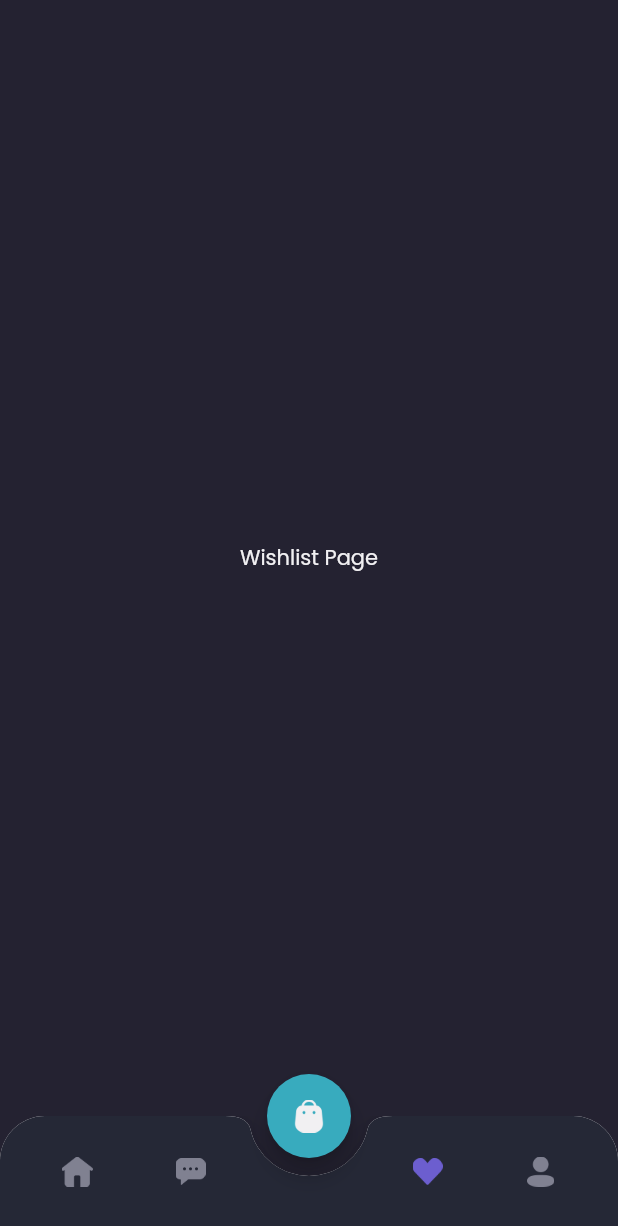
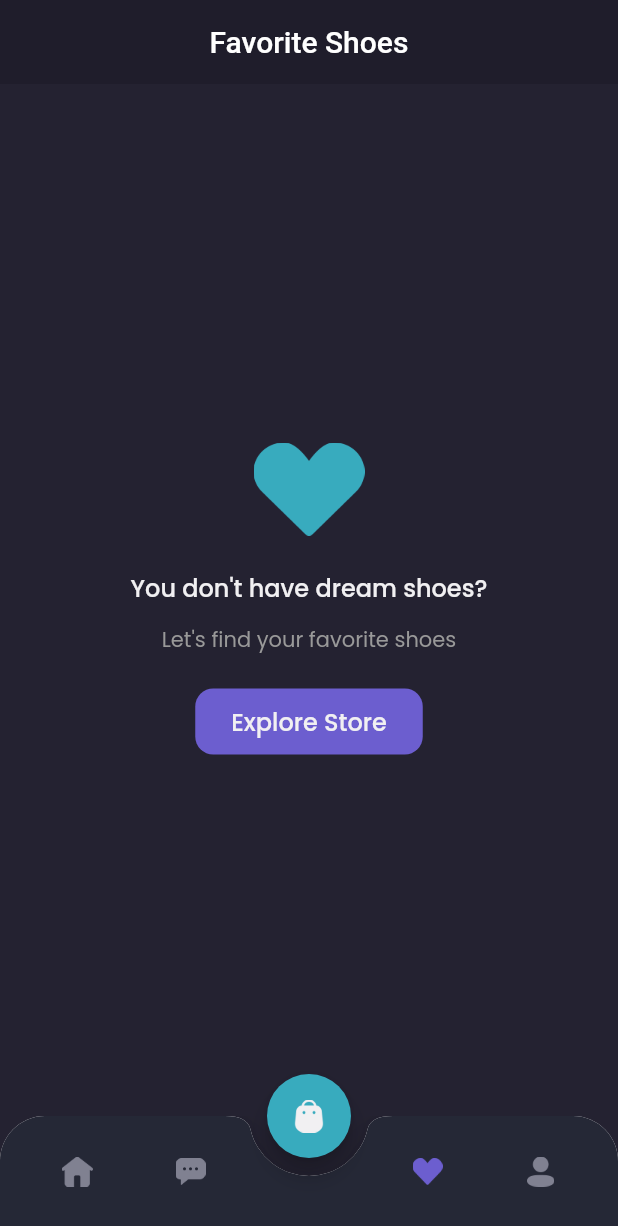
Before and after one commit to rizshirazy/shamo-flutter, a Flutter app: the MainPage screen opened by its route, item 3 of the bottom bar chosen, on a phone screen of 412 x 824 dp. Shown: the top 1226 px of the screen. Run offline on Flutter 3.47's test engine with Material 2 defaults, Android fonts, the phone set to English and light mode, and no system bars; our stand-ins replace google_fonts.

Commit message:
slicing empty state wishlist page

```diff
--- a/lib/pages/home/wishlist_page.dart
+++ b/lib/pages/home/wishlist_page.dart
@@ -6,11 +6,73 @@ class WishlistPage extends StatelessWidget {
 
   @override
   Widget build(BuildContext context) {
-    return Center(
-      child: Text(
-        'Wishlist Page',
-        style: primaryTextStyle,
-      ),
+    Widget header() {
+      return AppBar(
+        backgroundColor: bgColor1,
+        centerTitle: true,
+        title: Text('Favorite Shoes'),
+        elevation: 0,
+        automaticallyImplyLeading: false,
+      );
+    }
+
+    Widget emptyState() {
+      return Expanded(
+        child: Container(
+          width: double.infinity,
+          child: Column(
+            mainAxisAlignment: MainAxisAlignment.center,
+            children: [
+              Image.asset(
+                'assets/image_wishlist.png',
+                width: 74,
+              ),
+              SizedBox(height: 23),
+              Text(
+                'You don\'t have dream shoes?',
+                style: primaryTextStyle.copyWith(
+                  fontSize: 16,
+                  fontWeight: medium,
+                ),
+              ),
+              SizedBox(height: 12),
+              Text(
+                'Let\'s find your favorite shoes',
+                style: secondaryTextStyle,
+              ),
+              SizedBox(height: 20),
+              TextButton(
+                  onPressed: () {},
+                  style: TextButton.styleFrom(
+                    padding: EdgeInsets.symmetric(
+                      horizontal: 24,
+                      vertical: 10,
+                    ),
+                    backgroundColor: primaryColor,
+                    shape: RoundedRectangleBorder(
+                      borderRadius: BorderRadius.circular(12),
+                    ),
+                  ),
+                  child: Container(
+                    child: Text(
+                      'Explore Store',
+                      style: primaryTextStyle.copyWith(
+                        fontSize: 16,
+                        fontWeight: medium,
+                      ),
+                    ),
+                  ))
+            ],
+          ),
+        ),
+      );
+    }
+
+    return Column(
+      children: [
+        header(),
+        emptyState(),
+      ],
     );
   }
 }
```
